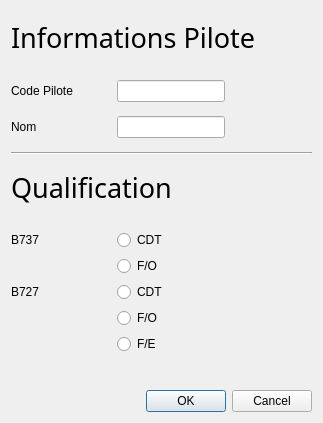
Before: the Qt Designer form crispy_chainsaw/newpilot.ui in ViryBe/crispy_chainsaw, drawn with Qt 5.
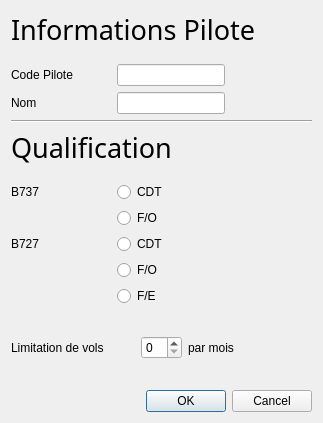
After: the same form once the commit is applied.

Commit message: (~)Pilot tab, add frequency

Patch:
```diff
--- a/crispy_chainsaw/newpilot.ui
+++ b/crispy_chainsaw/newpilot.ui
@@ -393,6 +393,50 @@
          </item>
         </layout>
        </item>
+       <item row="3" column="0">
+        <layout class="QHBoxLayout" name="horizontalLayout_2">
+         <item>
+          <widget class="QLabel" name="label">
+           <property name="text">
+            <string>Limitation de vols</string>
+           </property>
+          </widget>
+         </item>
+         <item>
+          <widget class="QSpinBox" name="frequenceSpin">
+           <property name="sizePolicy">
+            <sizepolicy hsizetype="Fixed" vsizetype="Fixed">
+             <horstretch>0</horstretch>
+             <verstretch>0</verstretch>
+            </sizepolicy>
+           </property>
+          </widget>
+         </item>
+         <item>
+          <widget class="QLabel" name="label_3">
+           <property name="text">
+            <string>par mois</string>
+           </property>
+          </widget>
+         </item>
+        </layout>
+       </item>
+       <item row="2" column="0">
+        <spacer name="verticalSpacer_2">
+         <property name="orientation">
+          <enum>Qt::Vertical</enum>
+         </property>
+         <property name="sizeType">
+          <enum>QSizePolicy::Fixed</enum>
+         </property>
+         <property name="sizeHint" stdset="0">
+          <size>
+           <width>20</width>
+           <height>10</height>
+          </size>
+         </property>
+        </spacer>
+       </item>
       </layout>
      </item>
     </layout>
@@ -408,7 +452,7 @@
      <property name="sizeHint" stdset="0">
       <size>
        <width>20</width>
-       <height>20</height>
+       <height>10</height>
       </size>
      </property>
     </spacer>
```
The commit also changes 5 other files.
